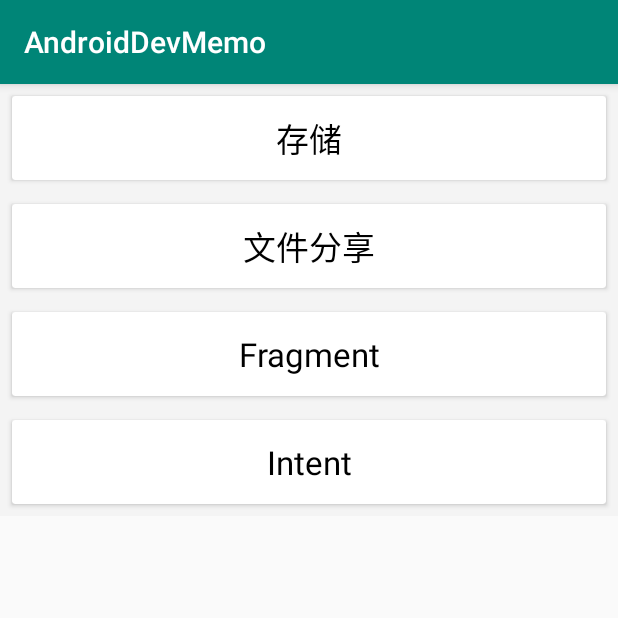
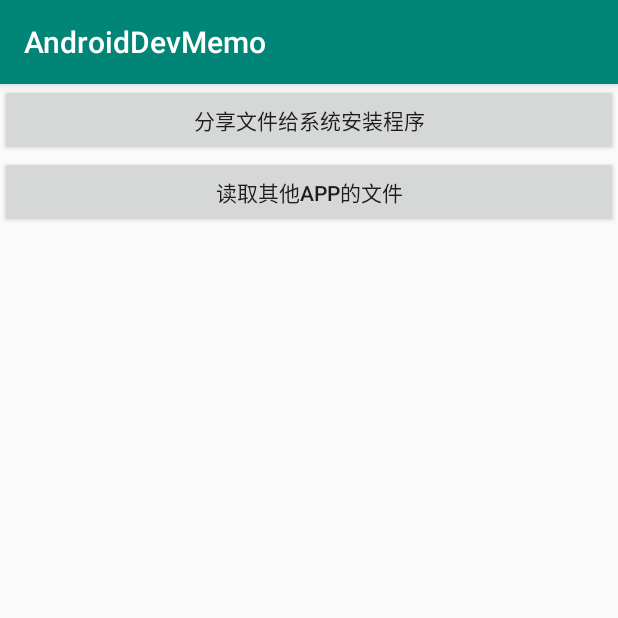
Before and after one commit to shusheng007/AndroidDevMemo, an Android app: the screen it shows after launch (MainActivity before the commit, ShareFileActivity after it), after a tap on "文件分享", on a phone screen of 412 x 824 dp, the top half of it. Run offline under Robolectric (Android 15) with nearby library versions, the phone set to English and light mode, and no system bars.

Commit message:
feature：add share file demo

```diff
--- a/app/src/main/AndroidManifest.xml
+++ b/app/src/main/AndroidManifest.xml
@@ -4,6 +4,8 @@
 
     <uses-permission android:name="android.permission.WRITE_EXTERNAL_STORAGE" />
     <uses-permission android:name="com.android.alarm.permission.SET_ALARM" />
+    <uses-permission android:name="android.permission.REQUEST_INSTALL_PACKAGES" />
+
 
     <uses-feature
         android:name="android.hardware.camera"
@@ -16,7 +18,6 @@
         android:roundIcon="@mipmap/ic_launcher_round"
         android:supportsRtl="true"
         android:theme="@style/AppTheme">
-        <activity android:name=".shareFileBetweenApps.ShareFileActivity"></activity>
 
         <provider
             android:name="androidx.core.content.FileProvider"
@@ -38,6 +39,8 @@
                 <category android:name="android.intent.category.LAUNCHER" />
             </intent-filter>
         </activity>
+        <activity android:name=".shareFileBetweenApps.ShareFileActivity">
+        </activity>
     </application>
 
 </manifest>
--- a/app/src/main/java/top/ss007/androiddevmemo/MainActivity.kt
+++ b/app/src/main/java/top/ss007/androiddevmemo/MainActivity.kt
@@ -9,6 +9,7 @@ import androidx.recyclerview.widget.LinearLayoutManager
 import androidx.recyclerview.widget.RecyclerView
 import top.ss007.androiddevmemo.fragments.FragmentDemoActivity
 import top.ss007.androiddevmemo.intents.IntentDemoActivity
+import top.ss007.androiddevmemo.shareFileBetweenApps.ShareFileActivity
 import top.ss007.androiddevmemo.storage.StorageActivity
 
 class MainActivity : AppCompatActivity() {
@@ -39,6 +40,7 @@ class MainActivity : AppCompatActivity() {
                         startActivity(Intent(this@MainActivity,StorageActivity::class.java))
                     }
                     MemoType.FILE_SHARE->{
+                        startActivity(Intent(this@MainActivity,ShareFileActivity::class.java))
 
                     }
                     MemoType.FRAGMENT->{
--- a/app/src/main/res/layout/activity_share_file.xml
+++ b/app/src/main/res/layout/activity_share_file.xml
@@ -14,4 +14,13 @@
         app:layout_constraintEnd_toEndOf="parent"
         app:layout_constraintStart_toStartOf="parent"
         app:layout_constraintTop_toTopOf="parent" />
+
+    <Button
+        android:id="@+id/btn_get_file_from_other_app"
+        android:layout_width="0dp"
+        android:layout_height="wrap_content"
+        android:text="读取其他App的文件"
+        app:layout_constraintEnd_toEndOf="parent"
+        app:layout_constraintStart_toStartOf="parent"
+        app:layout_constraintTop_toBottomOf="@+id/btn_share_file" />
 </androidx.constraintlayout.widget.ConstraintLayout>
```
Also changed, not shown: app/src/main/java/top/ss007/androiddevmemo/shareFileBetweenApps/ShareFileActivity.kt (+44 -1 lines).
